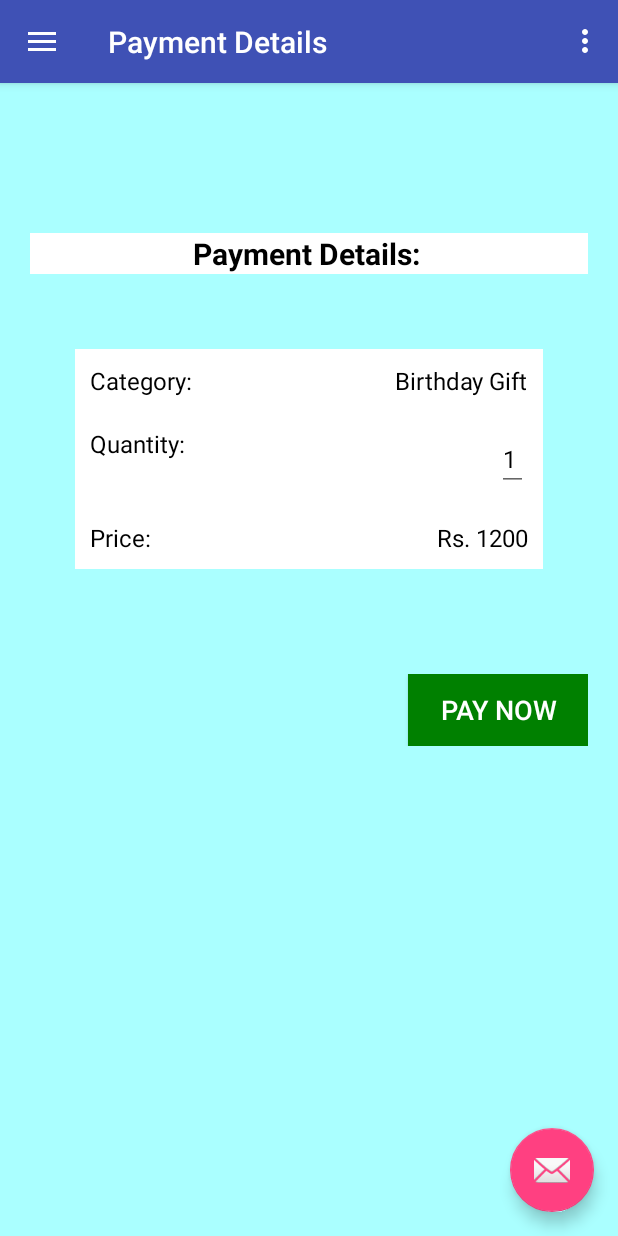
After one commit to iamrahulyadav/TreeShakha, an Android app: the fragment PaymentScreen placed in its activity, on a phone screen of 412 x 824 dp. The commit adds this screen. Run offline under Robolectric (Android 15) with nearby library versions, the phone set to English and light mode, and no system bars; our stand-ins replace Firebase (no records; nobody signed in at launch, a user with empty details on screens opened directly), Picasso; libraries missing offline, so code that uses them is left out: com.facebook, com.facebook.login, com.paytm.pgsdk; pictures from the network do not load; Roboto replaces fonts that are not available here; 4 statements that could not run were skipped.

Commit message:
payment gate integration is continue

```diff
--- a/app/src/main/java/controller/android/treedreamapp/common/Config.java
+++ b/app/src/main/java/controller/android/treedreamapp/common/Config.java
@@ -27,6 +27,8 @@ public class Config {
     public static final int NOTIFICATION_ID = 100;
     public static final int NOTIFICATION_ID_BIG_IMAGE = 101;
     public static boolean SHOWHOME = false;
+    public static boolean SHOWCATEGORY = false;
+   // public static boolean SHOWHOME = false;
     public static String SUCCESS = "success";
     public static String ERROR = "error";
     public static String STATUS = "statuscode";
--- a/app/src/main/java/controller/android/treedreamapp/common/Constants.java
+++ b/app/src/main/java/controller/android/treedreamapp/common/Constants.java
@@ -9,12 +9,13 @@ public class Constants {
     public static final String orderId = "order1";
     public static final String channelId = "WAP";
     public static final String custId = "cust123";
-    public static final String mobileNo = "7777777777";
+    public static final String mobileNo = "9999999999";
     public static final String email = "treeshakha@gmail.com";
     public static final String txnAmount = "100.12";
     public static final String website = "WEBSTAGING";
     // This is the staging value. Production value is available in your dashboard
     public static final String industryTypeId = "Retail";
+    public static final String CheckSum = "w2QDRMgp1/BNdEnJEAPCIOmNgQvsi+BhpqijfM9KvFfRiPmGSt3Ddzw+oTaGCLneJwxFFq5mqTMwJXdQE2EzK4px2xruDqKZjHupz9yXev4=";
     // This is the staging value. Production value is available in your dashboard
     public static final String callbackUrl = "https://securegw-stage.paytm.in/theia/paytmCallback?ORDER_ID=order1";
 
--- /dev/null
+++ b/app/src/main/java/controller/android/treedreamapp/fragments/PaymentScreen.java
@@ -0,0 +1,158 @@
+package controller.android.treedreamapp.fragments;
+
+import android.os.Bundle;
+import android.support.annotation.NonNull;
+import android.support.annotation.Nullable;
+import android.support.v4.app.Fragment;
+import android.text.Editable;
+import android.text.TextWatcher;
+import android.util.Log;
+import android.view.LayoutInflater;
+import android.view.View;
+import android.view.ViewGroup;
+import android.widget.Button;
+import android.widget.EditText;
+import android.widget.TextView;
+import android.widget.Toast;
+
+import com.paytm.pgsdk.PaytmClientCertificate;
+import com.paytm.pgsdk.PaytmOrder;
+import com.paytm.pgsdk.PaytmPGService;
+import com.paytm.pgsdk.PaytmPaymentTransactionCallback;
+
+import java.util.HashMap;
+
+
+import controller.android.treedreamapp.R;
+import controller.android.treedreamapp.activity.MainActivity;
+import controller.android.treedreamapp.common.Config;
+import controller.android.treedreamapp.common.Constants;
+import controller.android.treedreamapp.model.GiftCategory;
+
+import static com.facebook.FacebookSdk.getApplicationContext;
+
+public class PaymentScreen extends Fragment {
+    private View rootView;
+    private TextView title,price;
+    private EditText quantity;
+    private Button payNow;
+    private int totalCost = 0;
+
+    @Override
+    public void onCreate(@Nullable Bundle savedInstanceState) {
+        super.onCreate(savedInstanceState);
+    }
+
+    @Nullable
+    @Override
+    public View onCreateView(@NonNull LayoutInflater inflater, @Nullable ViewGroup container, @Nullable Bundle savedInstanceState) {
+        rootView = inflater.inflate(R.layout.fragment_payment,null,false);
+        Config.SHOWHOME = false;
+        Config.SHOWCATEGORY = true;
+        ((MainActivity)getActivity()).updateTitle("Payment Details ");
+        final GiftCategory category = getArguments().getParcelable("category");
+        title = (TextView) rootView.findViewById(R.id.title);
+        quantity = (EditText) rootView.findViewById(R.id.quantity);
+        price = (TextView) rootView.findViewById(R.id.price);
+        title.setText(category.getName());
+        quantity.setText("1");
+        totalCost = category.getPrice();
+        price.setText("Rs. "+category.getPrice());
+
+        quantity.addTextChangedListener(new TextWatcher() {
+            @Override
+            public void beforeTextChanged(CharSequence s, int start, int count, int after) {
+
+            }
+
+            @Override
+            public void onTextChanged(CharSequence s, int start, int before, int count) {
+
+            }
+
+            @Override
+            public void afterTextChanged(Editable s) {
+                try {
+                    int qua = Integer.parseInt(s.toString());
+                    totalCost = (category.getPrice() * qua);
+                    price.setText("Rs. "+totalCost);
+
+                }catch (NullPointerException e){
+                    Log.e("NullPointerExcep: ",""+e.getLocalizedMessage());
+                }catch (NumberFormatException e){
+                    Log.e("NumberFormatExcep: 2",""+e.getLocalizedMessage());
+                }
+            }
+        });
+
+        payNow = (Button) rootView.findViewById(R.id.payNow);
+        payNow.setOnClickListener(new View.OnClickListener() {
+            @Override
+            public void onClick(View v) {
+                initializePaymentGateway(price.getText().toString());
+            }
+        });
+
+        return rootView;
+    }
+
+    private void initializePaymentGateway(String amount){
+        PaytmPGService Service = PaytmPGService.getStagingService();
+
+        HashMap<String, String> paramMap = new HashMap<String,String>();
+        paramMap.put( "MID" , Constants.merchantMid);
+        // Key in your staging and production MID available in your dashboard
+        paramMap.put( "ORDER_ID" , Constants.orderId);
+        paramMap.put( "CUST_ID" , Constants.custId);
+        paramMap.put( "MOBILE_NO" , Constants.mobileNo);
+        paramMap.put( "EMAIL" , Constants.email);
+        paramMap.put( "CHANNEL_ID" , Constants.channelId);
+        paramMap.put( "TXN_AMOUNT" , Constants.txnAmount);
+        paramMap.put( "WEBSITE" , Constants.website);
+        // This is the staging value. Production value is available in your dashboard
+        paramMap.put( "INDUSTRY_TYPE_ID" , Constants.industryTypeId);
+        // This is the staging value. Production value is available in your dashboard
+        paramMap.put( "CALLBACK_URL", Constants.callbackUrl);
+        paramMap.put( "CHECKSUMHASH" , Constants.CheckSum);
+        PaytmOrder Order = new PaytmOrder(paramMap);
+
+
+        //PaytmClientCertificate Certificate = new PaytmClientCertificate(String inPassword, String inFileName);
+        Service.initialize(Order, null);
+
+
+        Service.startPaymentTransaction(getActivity(), true, true, new PaytmPaymentTransactionCallback() {
+            /*Call Backs*/
+            public void someUIErrorOccurred(String inErrorMessage) {
+                Log.e("Payment Some Issue: ",""+inErrorMessage);
+            }
+            public void onTransactionResponse(Bundle inResponse) {
+                Log.d("LOG", "Payment Transaction is successful " + inResponse);
+                Toast.makeText(getApplicationContext(), "Payment Transaction response " + inResponse.toString(), Toast.LENGTH_LONG).show();
+            }
+            public void networkNotAvailable() {
+
+            }
+            public void clientAuthenticationFailed(String inErrorMessage) {
+                 Log.e("Payment failed: ",""+inErrorMessage);
+            }
+            public void onErrorLoadingWebPage(int iniErrorCode, String inErrorMessage, String inFailingUrl) {
+
+            }
+            public void onBackPressedCancelTransaction() {
+                Toast.makeText(getActivity(),"Back pressed. Transaction cancelled",Toast.LENGTH_LONG).show();
+                Config.SHOWCATEGORY = true;
+
+            }
+            public void onTransactionCancel(String inErrorMessage, Bundle inResponse) {
+                Log.d("LOG", "Payment Transaction Failed " + inErrorMessage);
+                Toast.makeText(getApplicationContext(), "Payment Transaction Failed ", Toast.LENGTH_LONG).show();
+                Log.e("Payment Canceled: ",""+inErrorMessage);
+            }
+        });
+
+
+    }
+
+
+}
--- /dev/null
+++ b/app/src/main/res/layout/fragment_payment.xml
@@ -0,0 +1,130 @@
+<?xml version="1.0" encoding="utf-8"?>
+<android.support.constraint.ConstraintLayout
+    xmlns:android="http://schemas.android.com/apk/res/android" android:layout_width="match_parent"
+    android:layout_height="match_parent"
+    android:background="#AFF"
+    >
+    <LinearLayout
+        android:layout_width="match_parent"
+        android:layout_height="match_parent"
+        android:orientation="vertical"
+        >
+
+    <TextView
+        android:layout_width="match_parent"
+        android:layout_height="wrap_content"
+        android:textColor="@color/black"
+        android:layout_marginTop="100dp"
+        android:text="Payment Details: "
+        android:textStyle="bold"
+        android:textSize="20sp"
+        android:background="@color/white"
+        android:gravity="center"
+        android:layout_marginRight="20dp"
+        android:layout_marginLeft="20dp"
+
+        />
+    <LinearLayout
+        android:layout_width="match_parent"
+        android:layout_height="wrap_content"
+        android:background="@color/white"
+        android:padding="10dp"
+        android:layout_margin="50dp"
+        android:layout_marginTop="150dp"
+        android:orientation="vertical"
+
+        >
+        <RelativeLayout
+            android:layout_width="match_parent"
+            android:layout_height="wrap_content"
+            android:orientation="horizontal"
+            >
+        <TextView
+            android:layout_width="wrap_content"
+            android:layout_height="wrap_content"
+            android:text="Category: "
+            android:textSize="16sp"
+            android:textColor="@color/black"
+            android:layout_alignParentLeft="true"
+            />
+            <TextView
+                android:id="@+id/title"
+                android:layout_width="wrap_content"
+                android:layout_height="wrap_content"
+                android:text=" Birthday Gift"
+                android:textSize="16sp"
+                android:textColor="@color/black"
+                android:layout_alignParentRight="true"
+                />
+        </RelativeLayout>
+        <RelativeLayout
+            android:layout_width="match_parent"
+            android:layout_height="wrap_content"
+            android:orientation="horizontal"
+            android:layout_marginTop="20dp"
+            >
+            <TextView
+                android:layout_width="wrap_content"
+                android:layout_height="wrap_content"
+                android:text="Quantity:  "
+                android:textSize="16sp"
+                android:textColor="@color/black"
+                android:layout_alignParentLeft="true"
+                />
+            <EditText
+                android:id="@+id/quantity"
+                android:layout_width="wrap_content"
+                android:layout_height="wrap_content"
+                android:text=" 2 Tree"
+                android:textSize="16sp"
+                android:textColor="@color/black"
+                android:layout_alignParentRight="true"
+                />
+        </RelativeLayout>
+        <RelativeLayout
+            android:layout_width="match_parent"
+            android:layout_height="wrap_content"
+            android:orientation="horizontal"
+            android:layout_marginTop="20dp"
+            >
+            <TextView
+                android:layout_width="wrap_content"
+                android:layout_height="wrap_content"
+                android:text="Price: "
+                android:textSize="16sp"
+                android:textColor="@color/black"
+                android:layout_alignParentLeft="true"
+                />
+            <TextView
+                android:id="@+id/price"
+                android:layout_width="wrap_content"
+                android:layout_height="wrap_content"
+                android:text="Rs. 1200"
+                android:textSize="16sp"
+                android:textColor="@color/black"
+                android:layout_alignParentRight="true"
+                />
+        </RelativeLayout>
+
+
+    </LinearLayout>
+
+        <RelativeLayout
+            android:layout_width="match_parent"
+            android:layout_height="wrap_content"
+            android:layout_marginTop="120dp"
+            android:layout_margin="20dp"
+            >
+            <Button
+                android:id="@+id/payNow"
+                android:layout_width="120dp"
+                android:layout_height="wrap_content"
+                android:layout_alignParentRight="true"
+                android:text="Pay Now"
+                android:textColor="@color/white"
+                android:textSize="18sp"
+                android:background="@color/green"
+                />
+        </RelativeLayout>
+    </LinearLayout>
+</android.support.constraint.ConstraintLayout>
```
Also changed, not shown: app/src/main/java/controller/android/treedreamapp/activity/MainActivity.java (+15 -2 lines), app/src/main/java/controller/android/treedreamapp/fragments/GiftCategoryFragment.java (+12 -1 lines), app/src/main/java/controller/android/treedreamapp/model/GiftCategory.java (+41 -1 lines).
